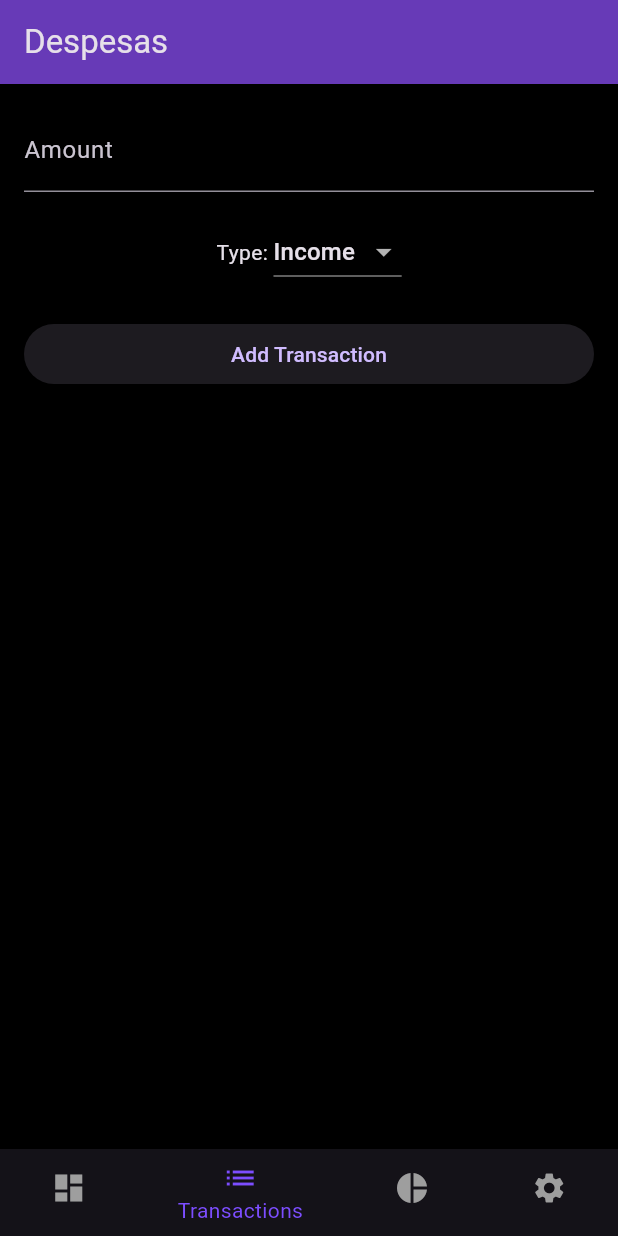
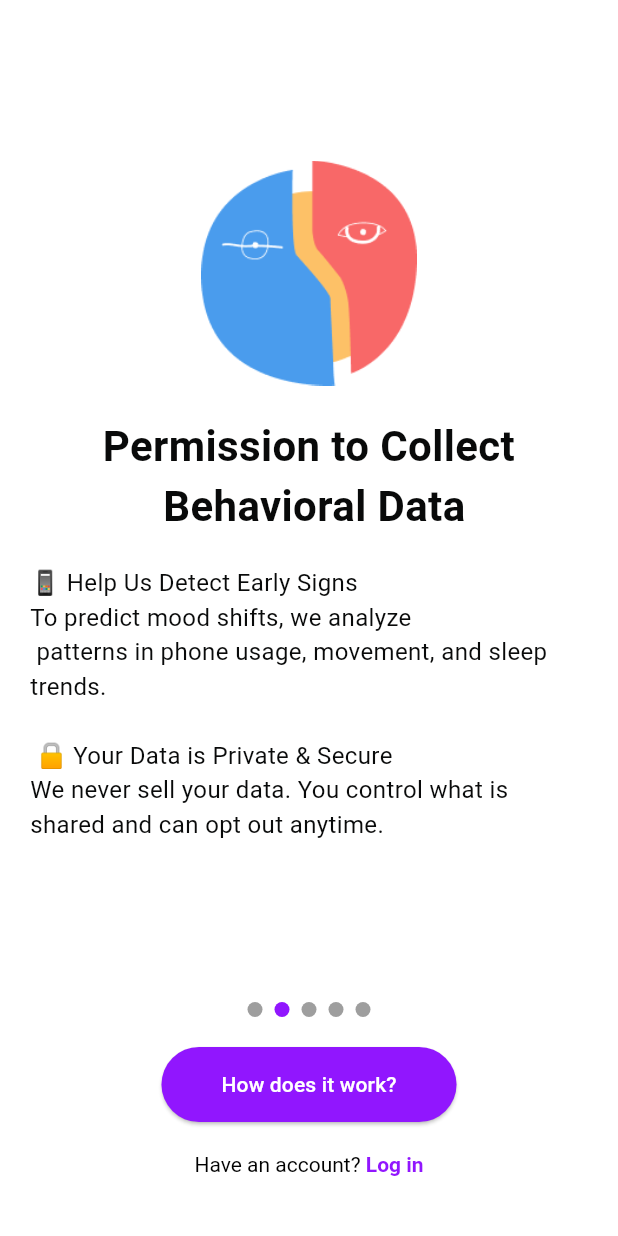
Before and after one commit to erikrestani/organizador_financeiro, a Flutter app: the screen it shows after launch, swiped to page 2, on a phone screen of 412 x 824 dp. Run offline on Flutter 3.47's test engine with Material 3 defaults, Android fonts, the phone set to English and light mode, and no system bars; our stand-ins replace fl_chart.

Commit message:
fix: buttons/dots onboarding screens

```diff
--- a/lib/myapp.dart
+++ b/lib/myapp.dart
@@ -1,5 +1,6 @@
 import 'package:flutter/material.dart';
 import 'package:organizador_financeiro/pages/home_page.dart';
+import 'package:organizador_financeiro/pages/onboarding_page.dart';
 
 class MyApp extends StatelessWidget {
   const MyApp({super.key});
@@ -9,15 +10,15 @@ class MyApp extends StatelessWidget {
     return MaterialApp(
       debugShowCheckedModeBanner: false,
       theme: ThemeData.dark().copyWith(
-        scaffoldBackgroundColor: Colors.black,
-        primaryColor: Colors.deepPurple,
+        scaffoldBackgroundColor: Colors.white,
+        primaryColor: Colors.white,
         bottomNavigationBarTheme: const BottomNavigationBarThemeData(
-          backgroundColor: Colors.black,
+          backgroundColor: Colors.white,
           selectedItemColor: Colors.deepPurpleAccent,
           unselectedItemColor: Colors.grey,
         ),
       ),
-      home: const HomePage(),
+      home: const OnBoardingOne(),
     );
   }
 }
--- /dev/null
+++ b/lib/pages/onboarding_page.dart
@@ -0,0 +1,165 @@
+import 'package:flutter/material.dart';
+
+class OnBoardingPage {
+  final String image;
+  final String title;
+  final String subtitle;
+  final bool showButton;
+
+  OnBoardingPage({
+    required this.image,
+    required this.title,
+    required this.subtitle,
+    this.showButton = true,
+  });
+}
+
+class OnBoardingOne extends StatefulWidget {
+  const OnBoardingOne({super.key});
+
+  @override
+  _OnBoardingOneState createState() => _OnBoardingOneState();
+}
+
+class _OnBoardingOneState extends State<OnBoardingOne> {
+  PageController _pageController = PageController();
+  int _currentPage = 0;
+
+  final List<OnBoardingPage> _pages = [
+    OnBoardingPage(
+      image: 'assets/onboarding.png',
+      title: 'Your Personal\nGuide to Stability',
+      subtitle:
+          'We help you track patterns,\n detect early warning signs, and\n take action before mood\n episodes happen.',
+    ),
+    OnBoardingPage(
+      image: 'assets/onboarding.png',
+      title: 'Permission to Collect\n Behavioral Data',
+      subtitle:
+          '📱 Help Us Detect Early Signs\nTo predict mood shifts, we analyze\n patterns in phone usage, movement, and sleep trends.\n\n 🔒 Your Data is Private & Secure\nWe never sell your data. You control what is shared and can opt out anytime.',
+    ),
+    OnBoardingPage(
+      image: 'assets/onboarding.png',
+      title: 'Get Insights',
+      subtitle: 'Receive personalized insights based on your data.',
+    ),
+    OnBoardingPage(
+      image: 'assets/onboarding.png',
+      title: 'Take Action',
+      subtitle: 'Act on early warning signs with guided steps.',
+    ),
+    OnBoardingPage(
+      image: 'assets/onboarding.png',
+      title: 'Stay Connected',
+      subtitle: 'Share your progress with your support network.',
+    ),
+  ];
+
+  @override
+  Widget build(BuildContext context) {
+    return Scaffold(
+      body: Column(
+        children: [
+          Expanded(
+            child: PageView.builder(
+              controller: _pageController,
+              itemCount: _pages.length,
+              onPageChanged: (index) {
+                setState(() {
+                  _currentPage = index;
+                });
+              },
+              itemBuilder: (context, index) {
+                final page = _pages[index];
+                return Column(
+                  mainAxisAlignment: MainAxisAlignment.center,
+                  children: [
+                    Image.asset(page.image, height: 150, fit: BoxFit.cover),
+                    const SizedBox(height: 20),
+                    Text(
+                      page.title,
+                      textAlign: TextAlign.center,
+                      style: const TextStyle(
+                        fontWeight: FontWeight.bold,
+                        fontSize: 28,
+                        color: Color(0xFF090A0A),
+                      ),
+                    ),
+                    const SizedBox(height: 20),
+                    Padding(
+                      padding: const EdgeInsets.symmetric(horizontal: 20),
+                      child: Text(
+                        page.subtitle,
+                        textAlign:
+                            index == 1 ? TextAlign.left : TextAlign.center,
+                        style: const TextStyle(
+                          fontSize: 16,
+                          color: Color(0xFF090A0A),
+                        ),
+                      ),
+                    ),
+                  ],
+                );
+              },
+            ),
+          ),
+          Row(
+            mainAxisAlignment: MainAxisAlignment.center,
+            children: List.generate(
+              _pages.length,
+              (index) => Container(
+                margin: const EdgeInsets.symmetric(horizontal: 4),
+                width: 10,
+                height: 10,
+                decoration: BoxDecoration(
+                  color: _currentPage == index
+                      ? const Color(0xFF9116FE)
+                      : Colors.grey,
+                  shape: BoxShape.circle,
+                ),
+              ),
+            ),
+          ),
+          const SizedBox(height: 20),
+          ElevatedButton(
+            onPressed: () {},
+            style: ElevatedButton.styleFrom(
+              backgroundColor: const Color(0xFF9116FE),
+              shape: RoundedRectangleBorder(
+                borderRadius: BorderRadius.circular(30),
+              ),
+              padding: const EdgeInsets.symmetric(
+                horizontal: 40,
+                vertical: 15,
+              ),
+            ),
+            child: const Text(
+              'How does it work?',
+              style: TextStyle(color: Colors.white),
+            ),
+          ),
+          const SizedBox(height: 20),
+          GestureDetector(
+            onTap: () {},
+            child: RichText(
+              text: const TextSpan(
+                style: TextStyle(color: Colors.black),
+                children: [
+                  TextSpan(text: 'Have an account? '),
+                  TextSpan(
+                    text: 'Log in',
+                    style: TextStyle(
+                      color: Color(0xFF9116FE),
+                      fontWeight: FontWeight.bold,
+                    ),
+                  ),
+                ],
+              ),
+            ),
+          ),
+          const SizedBox(height: 40),
+        ],
+      ),
+    );
+  }
+}
```
Also changed, not shown: pubspec.yaml (+4 -6 lines), assets/onboarding.png (added), 14 other files.
